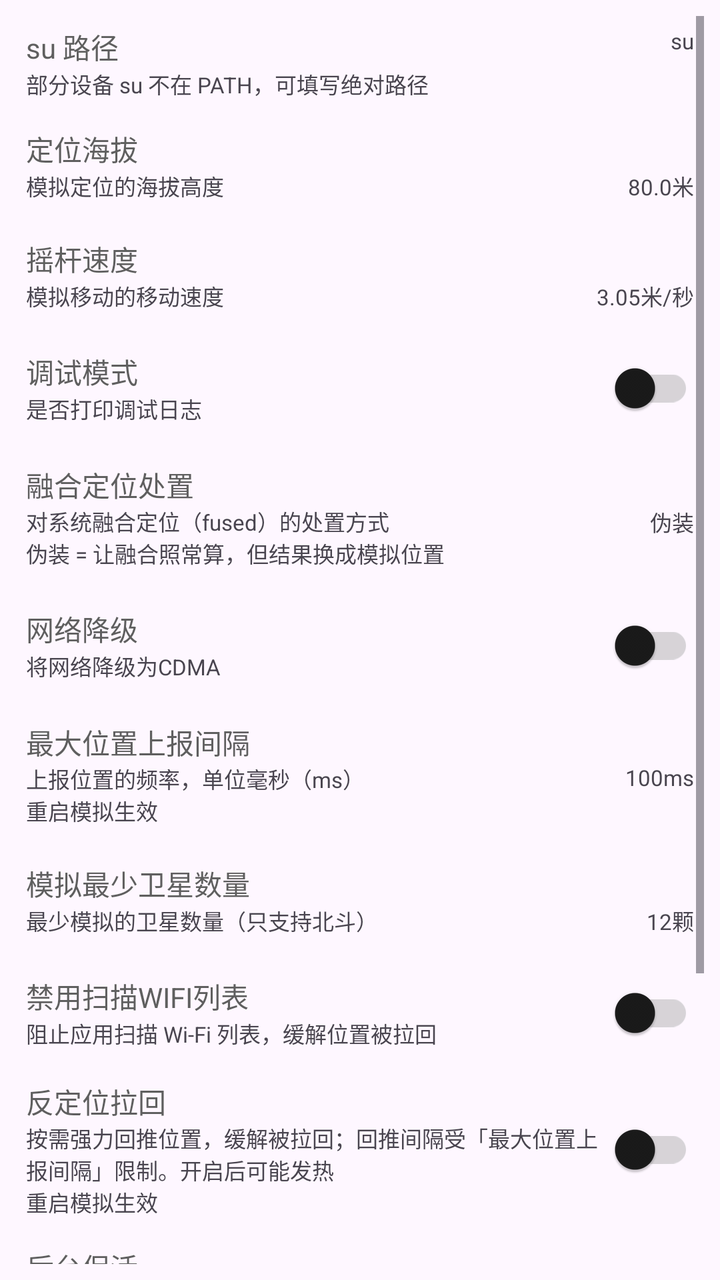
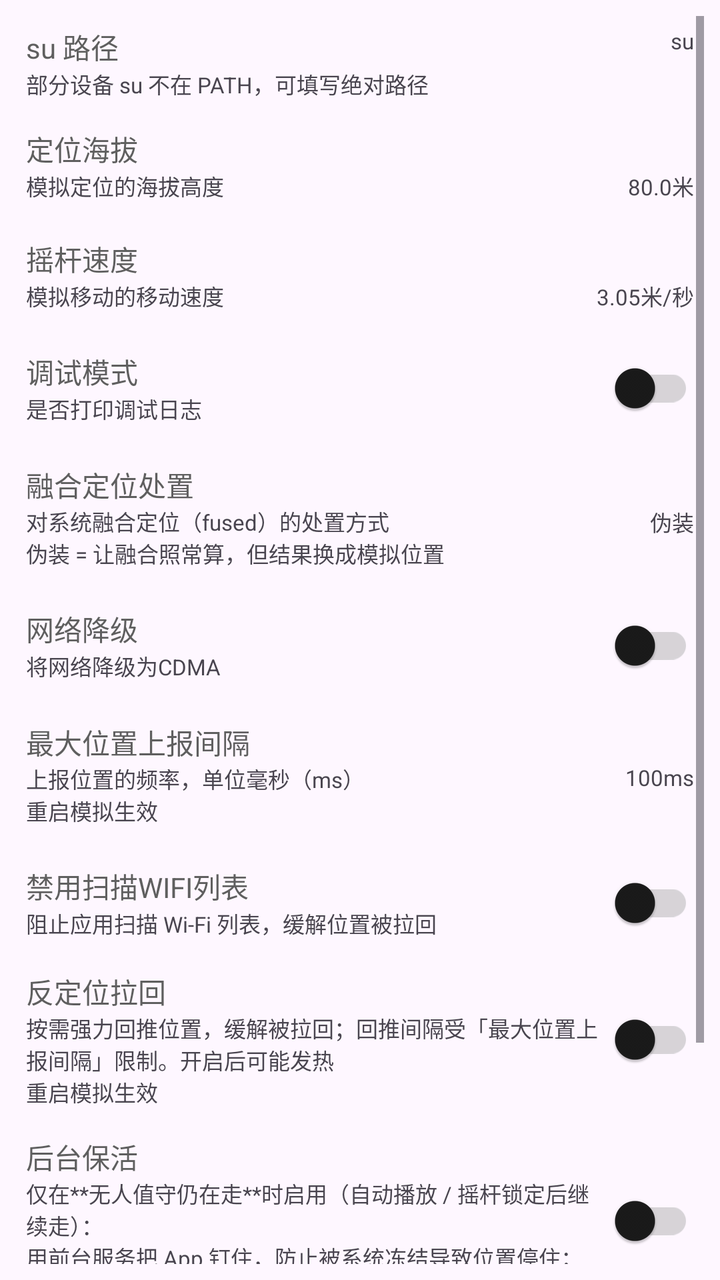

Two renders of the same Android screen: before a commit and after it. Below are the layout's source before the change and the commit's diff.
<!-- AndroidManifest.xml: application theme AppTheme -->
<!-- res/layout/fragment_settings.xml -->
<?xml version="1.0" encoding="utf-8"?>
<androidx.constraintlayout.widget.ConstraintLayout xmlns:android="http://schemas.android.com/apk/res/android"
    xmlns:app="http://schemas.android.com/apk/res-auto"
    xmlns:tools="http://schemas.android.com/tools"
    android:layout_width="match_parent"
    android:layout_height="match_parent"
    android:padding="8dp"
    tools:context=".ui.settings.SettingsFragment">

    <ScrollView
        android:layout_width="match_parent"
        android:layout_height="0dp"
        app:layout_constraintTop_toTopOf="parent"
        app:layout_constraintStart_toStartOf="parent">

        <LinearLayout
            android:layout_width="match_parent"
            android:layout_height="wrap_content"
            android:orientation="vertical">

            <androidx.constraintlayout.widget.ConstraintLayout
                android:id="@+id/su_path_layout"
                android:layout_width="match_parent"
                android:layout_height="wrap_content"
                android:padding="5dp">

                <com.google.android.material.textview.MaterialTextView
                    android:id="@+id/su_path_title"
                    android:layout_width="0dp"
                    android:layout_height="wrap_content"
                    android:text="su 路径"
                    android:textColor="?attr/colorOnSurfaceVariant"
                    app:layout_constraintStart_toStartOf="parent"
                    app:layout_constraintEnd_toStartOf="@id/su_path_value"
                    app:layout_constraintTop_toTopOf="parent" />

                <com.google.android.material.textview.MaterialTextView
                    android:id="@+id/su_path_desc"
                    android:layout_width="0dp"
                    android:layout_height="wrap_content"
                    android:text="部分设备 su 不在 PATH，可填写绝对路径"
                    android:textSize="11sp"
                    app:layout_constraintStart_toStartOf="parent"
                    app:layout_constraintEnd_toStartOf="@id/su_path_value"
                    app:layout_constraintTop_toBottomOf="@id/su_path_title" />

                <com.google.android.material.textview.MaterialTextView
                    android:id="@+id/su_path_value"
                    android:layout_width="120dp"
                    android:layout_height="wrap_content"
                    android:gravity="end"
                    android:text="su"
                    android:textSize="11sp"
                    app:layout_constraintTop_toTopOf="parent"
                    app:layout_constraintEnd_toEndOf="parent" />

            </androidx.constraintlayout.widget.ConstraintLayout>

            <LinearLayout
                android:id="@+id/selinux_layout"
                android:visibility="gone"
                android:layout_width="match_parent"
                android:layout_height="wrap_content"
                android:gravity="center_vertical"
                android:orientation="horizontal"
                android:padding="5dp">
                <LinearLayout
                    android:layout_width="0dp"
                    android:layout_height="wrap_content"
                    android:layout_weight="1"
                    android:orientation="vertical"
                    android:gravity="center_vertical">
                    <com.google.android.material.textview.MaterialTextView
                        android:layout_width="wrap_content"
                        android:layout_height="wrap_content"
                        android:text="@string/selinux"
                        android:textColor="?attr/colorOnSurfaceVariant" />
                    <com.google.android.material.textview.MaterialTextView
                        android:layout_width="wrap_content"
                        android:layout_height="wrap_content"
                        android:text="@string/need_open_selinux"
                        android:textSize="11sp" />
                </LinearLayout>
                <com.google.android.material.switchmaterial.SwitchMaterial
                    android:id="@+id/selinux_switch"
                    android:layout_width="wrap_content"
                    android:layout_height="wrap_content"
                    android:layout_gravity="center_vertical"/>
            </LinearLayout>

            <androidx.constraintlayout.widget.ConstraintLayout
                android:id="@+id/altitude_layout"
                android:layout_width="match_parent"
                android:layout_height="wrap_content"
                android:gravity="center_vertical"
                android:padding="5dp"
                android:layout_marginTop="4dp"
                android:layout_marginBottom="4dp">

                <com.google.android.material.textview.MaterialTextView
                    android:id="@+id/altitude_title"
                    android:layout_width="0dp"
                    android:layout_height="wrap_content"
                    android:text="@string/altitude"
                    android:textColor="?attr/colorOnSurfaceVariant"
                    app:layout_constraintStart_toStartOf="parent"
                    app:layout_constraintEnd_toStartOf="@id/altitude_value"
                    app:layout_constraintTop_toTopOf="parent"/>

                <com.google.android.material.textview.MaterialTextView
                    android:id="@+id/altitude_desc"
                    android:layout_width="0dp"
                    android:layout_height="wrap_content"
                    android:text="@string/altitude_desc"
                    android:textSize="11sp"
                    app:layout_constraintStart_toStartOf="parent"
                    app:layout_constraintEnd_toStartOf="@id/altitude_value"
                    app:layout_constraintTop_toBottomOf="@id/altitude_title"/>

                <com.google.android.material.textview.MaterialTextView
                    android:id="@+id/altitude_value"
                    android:layout_width="96dp"
                    android:layout_height="wrap_content"
                    android:gravity="end"
                    android:text="80.0米"
                    android:textSize="11sp"
                    app:layout_constraintTop_toBottomOf="@id/altitude_title"
                    app:layout_constraintEnd_toEndOf="parent" />

            </androidx.constraintlayout.widget.ConstraintLayout>

            <androidx.constraintlayout.widget.ConstraintLayout
                android:id="@+id/speed_layout"
                android:layout_width="match_parent"
                android:layout_height="wrap_content"
                android:gravity="center_vertical"
                android:padding="5dp"
                android:layout_marginTop="4dp"
                android:layout_marginBottom="4dp">

                <com.google.android.material.textview.MaterialTextView
                    android:id="@+id/speed_title"
                    android:layout_width="0dp"
                    android:layout_height="wrap_content"
                    android:text="@string/rocker_speed"
                    android:textColor="?attr/colorOnSurfaceVariant"
                    app:layout_constraintStart_toStartOf="parent"
                    app:layout_constraintEnd_toStartOf="@id/speed_value"
                    app:layout_constraintTop_toTopOf="parent"/>

                <com.google.android.material.textview.MaterialTextView
                    android:id="@+id/speed_desc"
                    android:layout_width="0dp"
                    android:layout_height="wrap_content"
                    android:text="@string/rocker_speed_desc"
                    android:textSize="11sp"
                    app:layout_constraintStart_toStartOf="parent"
                    app:layout_constraintEnd_toStartOf="@id/speed_value"
                    app:layout_constraintTop_toBottomOf="@id/speed_title"/>

                <com.google.android.material.textview.MaterialTextView
                    android:id="@+id/speed_value"
                    android:layout_width="96dp"
                    android:layout_height="wrap_content"
                    android:gravity="end"
                    android:text="3.05米/秒"
                    android:textSize="11sp"
                    app:layout_constraintTop_toBottomOf="@id/speed_title"
                    app:layout_constraintEnd_toEndOf="parent" />

            </androidx.constraintlayout.widget.ConstraintLayout>

            <LinearLayout
                android:id="@+id/debug_layout"
                android:layout_width="match_parent"
                android:layout_height="wrap_content"
                android:padding="5dp"
                android:gravity="center_vertical"
                android:orientation="horizontal">
                <LinearLayout
                    android:layout_width="0dp"
                    android:layout_height="wrap_content"
                    android:layout_weight="1"
                    android:orientation="vertical"
                    android:gravity="center_vertical">
                    <com.google.android.material.textview.MaterialTextView
                        android:layout_width="wrap_content"
                        android:layout_height="wrap_content"
                        android:text="@string/debug"
                        android:textColor="?attr/colorOnSurfaceVariant" />
                    <com.google.android.material.textview.MaterialTextView
                        android:layout_width="wrap_content"
                        android:layout_height="wrap_content"
                        android:text="@string/debug_desc"
                        android:textSize="11sp" />
                </LinearLayout>
                <com.google.android.material.switchmaterial.SwitchMaterial
                    android:id="@+id/debug_switch"
                    android:layout_width="wrap_content"
                    android:layout_height="wrap_content"
                    android:layout_gravity="center_vertical"/>
            </LinearLayout>

            
            <androidx.constraintlayout.widget.ConstraintLayout
                android:id="@+id/dfused_layout"
                android:layout_width="match_parent"
                android:layout_height="wrap_content"
                android:gravity="center_vertical"
                android:padding="5dp"
                android:layout_marginTop="4dp"
                android:layout_marginBottom="4dp">

                <com.google.android.material.textview.MaterialTextView
                    android:id="@+id/dfused_title"
                    android:layout_width="0dp"
                    android:layout_height="wrap_content"
                    android:text="@string/dfused"
                    android:textColor="?attr/colorOnSurfaceVariant"
                    app:layout_constraintStart_toStartOf="parent"
                    app:layout_constraintEnd_toStartOf="@id/dfused_value"
                    app:layout_constraintTop_toTopOf="parent"/>

                <com.google.android.material.textview.MaterialTextView
                    android:id="@+id/dfused_desc"
                    android:layout_width="0dp"
                    android:layout_height="wrap_content"
                    android:text="@string/dfused_desc"
                    android:textSize="11sp"
                    app:layout_constraintStart_toStartOf="parent"
                    app:layout_constraintEnd_toStartOf="@id/dfused_value"
                    app:layout_constraintTop_toBottomOf="@id/dfused_title"/>

                <com.google.android.material.textview.MaterialTextView
                    android:id="@+id/dfused_value"
                    android:layout_width="96dp"
                    android:layout_height="wrap_content"
                    android:gravity="end"
                    android:text="伪装"
                    android:textSize="11sp"
                    app:layout_constraintTop_toBottomOf="@id/dfused_title"
                    app:layout_constraintEnd_toEndOf="parent" />

            </androidx.constraintlayout.widget.ConstraintLayout>

            <LinearLayout
                android:id="@+id/cdma_layout"
                android:layout_width="match_parent"
                android:layout_height="wrap_content"
                android:gravity="center_vertical"
                android:padding="5dp"
                android:orientation="horizontal">
                <LinearLayout
                    android:layout_width="0dp"
                    android:layout_height="wrap_content"
                    android:layout_weight="1"
                    android:orientation="vertical"
                    android:gravity="center_vertical">
                    <com.google.android.material.textview.MaterialTextView
                        android:layout_width="wrap_content"
                        android:layout_height="wrap_content"
                        android:text="@string/cdma"
                        android:textColor="?attr/colorOnSurfaceVariant" />
                    <com.google.android.material.textview.MaterialTextView
                        android:layout_width="wrap_content"
                        android:layout_height="wrap_content"
                        android:text="@string/cdma_desc"
                        android:textSize="11sp" />
                </LinearLayout>
                <com.google.android.material.switchmaterial.SwitchMaterial
                    android:id="@+id/cdma_switch"
                    android:layout_width="wrap_content"
                    android:layout_height="wrap_content"
                    android:layout_gravity="center_vertical"/>
            </LinearLayout>

            <androidx.constraintlayout.widget.ConstraintLayout
                android:id="@+id/report_duration_layout"
                android:layout_width="match_parent"
                android:layout_height="wrap_content"
                android:gravity="center_vertical"
                android:padding="5dp"
                android:layout_marginTop="4dp"
                android:layout_marginBottom="4dp">

                <com.google.android.material.textview.MaterialTextView
                    android:id="@+id/report_duration_title"
                    android:layout_width="0dp"
                    android:layout_height="wrap_content"
                    android:text="@string/item_report_duration_title"
                    android:textColor="?attr/colorOnSurfaceVariant"
                    app:layout_constraintStart_toStartOf="parent"
                    app:layout_constraintEnd_toStartOf="@id/report_duration_value"
                    app:layout_constraintTop_toTopOf="parent"/>

                <com.google.android.material.textview.MaterialTextView
                    android:id="@+id/report_duration_desc"
                    android:layout_width="0dp"
                    android:layout_height="wrap_content"
                    android:text="@string/item_report_duration_desc"
                    android:textSize="11sp"
                    app:layout_constraintStart_toStartOf="parent"
                    app:layout_constraintEnd_toStartOf="@id/report_duration_value"
                    app:layout_constraintTop_toBottomOf="@id/report_duration_title"/>

                <com.google.android.material.textview.MaterialTextView
                    android:id="@+id/report_duration_value"
                    android:layout_width="96dp"
                    android:layout_height="wrap_content"
                    android:gravity="end"
                    android:text="@string/item_report_duration_value"
                    android:textSize="11sp"
                    app:layout_constraintTop_toBottomOf="@id/report_duration_title"
                    app:layout_constraintEnd_toEndOf="parent" />

            </androidx.constraintlayout.widget.ConstraintLayout>


            <androidx.constraintlayout.widget.ConstraintLayout
                android:id="@+id/satellite_count_layout"
                android:layout_width="match_parent"
                android:layout_height="wrap_content"
                android:gravity="center_vertical"
                android:padding="5dp"
                android:layout_marginTop="4dp"
                android:layout_marginBottom="4dp">

                <com.google.android.material.textview.MaterialTextView
                    android:id="@+id/satellite_count_title"
                    android:layout_width="0dp"
                    android:layout_height="wrap_content"
                    android:text="模拟最少卫星数量"
                    android:textColor="?attr/colorOnSurfaceVariant"
                    app:layout_constraintStart_toStartOf="parent"
                    app:layout_constraintEnd_toStartOf="@id/satellite_count_value"
                    app:layout_constraintTop_toTopOf="parent"/>

                <com.google.android.material.textview.MaterialTextView
                    android:id="@+id/satellite_count_desc"
                    android:layout_width="0dp"
                    android:layout_height="wrap_content"
                    android:text="最少模拟的卫星数量（只支持北斗）"
                    android:textSize="11sp"
                    app:layout_constraintStart_toStartOf="parent"
                    app:layout_constraintEnd_toStartOf="@id/satellite_count_value"
                    app:layout_constraintTop_toBottomOf="@id/satellite_count_title"/>

                <com.google.android.material.textview.MaterialTextView
                    android:id="@+id/satellite_count_value"
                    android:layout_width="96dp"
                    android:layout_height="wrap_content"
                    android:gravity="end"
                    android:text="12颗"
                    android:textSize="11sp"
                    app:layout_constraintTop_toBottomOf="@id/satellite_count_title"
                    app:layout_constraintEnd_toEndOf="parent" />

            </androidx.constraintlayout.widget.ConstraintLayout>

            <LinearLayout
                android:id="@+id/disable_wlan_scan_layout"
                android:layout_width="match_parent"
                android:layout_height="wrap_content"
                android:gravity="center_vertical"
                android:padding="5dp"
                android:orientation="horizontal">
                <LinearLayout
                    android:layout_width="0dp"
                    android:layout_height="wrap_content"
                    android:layout_weight="1"
                    android:orientation="vertical"
                    android:gravity="center_vertical">
                    <com.google.android.material.textview.MaterialTextView
                        android:layout_width="wrap_content"
                        android:layout_height="wrap_content"
                        android:text="禁用扫描WIFI列表"
                        android:textColor="?attr/colorOnSurfaceVariant" />
                    <com.google.android.material.textview.MaterialTextView
                        android:layout_width="wrap_content"
                        android:layout_height="wrap_content"
                        android:text="阻止应用扫描 Wi-Fi 列表，缓解位置被拉回"
                        android:textSize="11sp" />
                </LinearLayout>
                <com.google.android.material.switchmaterial.SwitchMaterial
                    android:id="@+id/disable_wlan_scan_switch"
                    android:layout_width="wrap_content"
                    android:layout_height="wrap_content"
                    android:layout_gravity="center_vertical"/>
            </LinearLayout>

            <LinearLayout
                android:id="@+id/loop_broadcast_location_layout"
                android:layout_width="match_parent"
                android:layout_height="wrap_content"
                android:gravity="center_vertical"
                android:padding="5dp"
                android:orientation="horizontal">
                <LinearLayout
                    android:layout_width="0dp"
                    android:layout_height="wrap_content"
                    android:layout_weight="1"
                    android:orientation="vertical"
                    android:gravity="center_vertical">
                    <com.google.android.material.textview.MaterialTextView
                        android:layout_width="wrap_content"
                        android:layout_height="wrap_content"
                        android:text="反定位拉回"
                        android:textColor="?attr/colorOnSurfaceVariant" />
                    <com.google.android.material.textview.MaterialTextView
                        android:layout_width="wrap_content"
                        android:layout_height="wrap_content"
                        android:text="按需强力回推位置，缓解被拉回；回推间隔受「最大位置上报间隔」限制。开启后可能发热\n重启模拟生效"
                        android:textSize="11sp" />
                </LinearLayout>
                <com.google.android.material.switchmaterial.SwitchMaterial
                    android:id="@+id/loop_broadcast_location_switch"
                    android:layout_width="wrap_content"
                    android:layout_height="wrap_content"
                    android:layout_gravity="center_vertical"/>
            </LinearLayout>

            
            <LinearLayout
                android:id="@+id/keep_alive_layout"
                android:layout_width="match_parent"
                android:layout_height="wrap_content"
                android:layout_marginTop="4dp"
                android:layout_marginBottom="4dp"
                android:gravity="center_vertical"
                android:orientation="horizontal"
                android:padding="5dp">
                <LinearLayout
                    android:layout_width="0dp"
                    android:layout_height="wrap_content"
                    android:layout_weight="1"
                    android:gravity="center_vertical"
                    android:orientation="vertical">
                    <com.google.android.material.textview.MaterialTextView
                        android:layout_width="wrap_content"
                        android:layout_height="wrap_content"
                        android:text="后台保活"
                        android:textColor="?attr/colorOnSurfaceVariant" />
                    <com.google.android.material.textview.MaterialTextView
                        android:layout_width="wrap_content"
                        android:layout_height="wrap_content"
                        android:text="仅在**无人值守仍在走**时启用（自动播放 / 摇杆锁定后继续走）：\n用前台服务把 App 钉住，防止被系统冻结导致位置停住；空闲时按系统默认省电"
                        android:textSize="11sp" />
                </LinearLayout>
                <com.google.android.material.switchmaterial.SwitchMaterial
                    android:id="@+id/keep_alive_switch"
                    android:layout_width="wrap_content"
                    android:layout_height="wrap_content"
                    android:layout_gravity="center_vertical"/>
            </LinearLayout>

            
            <LinearLayout
                android:id="@+id/battery_optimization_layout"
                android:layout_width="match_parent"
                android:layout_height="wrap_content"
                android:gravity="center_vertical"
                android:orientation="horizontal"
                android:padding="5dp">
                <LinearLayout
                    android:layout_width="0dp"
                    android:layout_height="wrap_content"
                    android:layout_weight="1"
                    android:gravity="center_vertical"
                    android:orientation="vertical">
                    <com.google.android.material.textview.MaterialTextView
                        android:layout_width="wrap_content"
                        android:layout_height="wrap_content"
                        android:text="电池优化白名单"
                        android:textColor="?attr/colorOnSurfaceVariant" />
                    <com.google.android.material.textview.MaterialTextView
                        android:id="@+id/battery_optimization_state"
                        android:layout_width="wrap_content"
                        android:layout_height="wrap_content"
                        android:text="读取中…"
                        android:textSize="11sp" />
                </LinearLayout>
            </LinearLayout>

            <LinearLayout
                android:id="@+id/allow_landscape_layout"
                android:layout_width="match_parent"
                android:layout_height="wrap_content"
                android:gravity="center_vertical"
                android:padding="5dp"
                android:orientation="horizontal">
                <LinearLayout
                    android:layout_width="0dp"
                    android:layout_height="wrap_content"
                    android:layout_weight="1"
                    android:orientation="vertical"
                    android:gravity="center_vertical">
                    <com.google.android.material.textview.MaterialTextView
                        android:layout_width="wrap_content"
                        android:layout_height="wrap_content"
                        android:text="@string/allow_landscape"
                        android:textColor="?attr/colorOnSurfaceVariant" />
                    <com.google.android.material.textview.MaterialTextView
                        android:layout_width="wrap_content"
                        android:layout_height="wrap_content"
                        android:text="@string/allow_landscape_desc"
                        android:textSize="11sp" />
                </LinearLayout>
                <com.google.android.material.switchmaterial.SwitchMaterial
                    android:id="@+id/allow_landscape_switch"
                    android:layout_width="wrap_content"
                    android:layout_height="wrap_content"
                    android:layout_gravity="center_vertical"/>
            </LinearLayout>

        </LinearLayout>

    </ScrollView>
</androidx.constraintlayout.widget.ConstraintLayout>
<!-- resources referenced by this layout -->
<resources>
  <string name="allow_landscape">允许横屏</string>
  <string name="allow_landscape_desc">横屏下部分界面可能显示异常</string>
  <string name="altitude">定位海拔</string>
  <string name="altitude_desc">模拟定位的海拔高度</string>
  <string name="cdma">网络降级</string>
  <string name="cdma_desc">将网络降级为CDMA</string>
  <string name="debug">调试模式</string>
  <string name="debug_desc">是否打印调试日志</string>
  <string name="dfused">融合定位处置</string>
  <string name="dfused_desc">对系统融合定位（fused）的处置方式\n伪装 = 让融合照常算，但结果换成模拟位置</string>
  <string name="item_report_duration_desc">上报位置的频率，单位毫秒（ms）\n重启模拟生效</string>
  <string name="item_report_duration_title">最大位置上报间隔</string>
  <string name="item_report_duration_value">100ms</string>
  <string name="need_open_selinux">是否开启SELinux</string>
  <string name="rocker_speed">摇杆速度</string>
  <string name="rocker_speed_desc">模拟移动的移动速度</string>
  <string name="selinux">SELinux</string>
  <style name="AppTheme" parent="Theme.Material3.Light.NoActionBar">
          
          <item name="colorPrimary">#5F5F5F</item>
          <item name="colorOnPrimary">#FFFFFF</item>
          <item name="colorPrimaryContainer">#E0E0E0</item>
          <item name="colorOnPrimaryContainer">#1E1E1E</item>
          <item name="colorSecondary">#494949</item>
          <item name="colorOnSecondary">#FFFFFF</item>
          <item name="colorSecondaryContainer">#E7E7E7</item>
          <item name="colorOnSecondaryContainer">#2A2A2A</item>
          <item name="colorSurface">#FFFFFF</item>
          <item name="colorOnSurface">#1A1A1A</item>
          <item name="colorSurfaceVariant">#F0F0F0</item>
          <item name="colorOnSurfaceVariant">#5F5F5F</item>
          <item name="colorOutline">#747474</item>
  
          
          <item name="portalFabIconTint">#1A1A1A</item>
  
          
          <item name="android:statusBarColor">@android:color/transparent</item>
          <item name="android:windowDrawsSystemBarBackgrounds">true</item>
          <item name="android:windowTranslucentStatus">true</item>
          <item name="windowActionModeOverlay">true</item>
          <item name="windowActionBar">false</item>
          <item name="windowNoTitle">true</item>
  
          
          <item name="searchViewStyle">@style/Portal.SearchViewStyle</item>
          <item name="sliderStyle">@style/Portal.SliderTheme</item>
          <item name="android:popupMenuStyle">@style/PortalPopupMenuStyle</item>
          
          <item name="switchStyle">@style/Portal.SwitchStyle</item>
      </style>
  <style name="Portal.SearchViewStyle" parent="Widget.AppCompat.SearchView" />
  <style name="Portal.SliderTheme" parent="Widget.Material3.Slider" />
  <style name="PortalPopupMenuStyle" parent="Widget.Material3.PopupMenu">
          <item name="android:popupAnimationStyle">@style/PortalPopupAnimation</item>
      </style>
  <style name="Portal.SwitchStyle" parent="Widget.Material3.CompoundButton.Switch">
          <item name="useMaterialThemeColors">true</item>
          <item name="trackTint">@color/switch_track_tint</item>
      </style>
  <style name="PortalPopupAnimation">
          <item name="android:windowEnterAnimation">@anim/popup_in_top_end</item>
          <item name="android:windowExitAnimation">@anim/popup_out_top_end</item>
      </style>
</resources>

<!-- the commit's change to res/layout/fragment_settings.xml (unified diff, before → after) -->
@@ -316,47 +316,6 @@
             </androidx.constraintlayout.widget.ConstraintLayout>
 
 
-            <androidx.constraintlayout.widget.ConstraintLayout
-                android:id="@+id/satellite_count_layout"
-                android:layout_width="match_parent"
-                android:layout_height="wrap_content"
-                android:gravity="center_vertical"
-                android:padding="5dp"
-                android:layout_marginTop="4dp"
-                android:layout_marginBottom="4dp">
-
-                <com.google.android.material.textview.MaterialTextView
-                    android:id="@+id/satellite_count_title"
-                    android:layout_width="0dp"
-                    android:layout_height="wrap_content"
-                    android:text="模拟最少卫星数量"
-                    android:textColor="?attr/colorOnSurfaceVariant"
-                    app:layout_constraintStart_toStartOf="parent"
-                    app:layout_constraintEnd_toStartOf="@id/satellite_count_value"
-                    app:layout_constraintTop_toTopOf="parent"/>
-
-                <com.google.android.material.textview.MaterialTextView
-                    android:id="@+id/satellite_count_desc"
-                    android:layout_width="0dp"
-                    android:layout_height="wrap_content"
-                    android:text="最少模拟的卫星数量（只支持北斗）"
-                    android:textSize="11sp"
-                    app:layout_constraintStart_toStartOf="parent"
-                    app:layout_constraintEnd_toStartOf="@id/satellite_count_value"
-                    app:layout_constraintTop_toBottomOf="@id/satellite_count_title"/>
-
-                <com.google.android.material.textview.MaterialTextView
-                    android:id="@+id/satellite_count_value"
-                    android:layout_width="96dp"
-                    android:layout_height="wrap_content"
-                    android:gravity="end"
-                    android:text="12颗"
-                    android:textSize="11sp"
-                    app:layout_constraintTop_toBottomOf="@id/satellite_count_title"
-                    app:layout_constraintEnd_toEndOf="parent" />
-
-            </androidx.constraintlayout.widget.ConstraintLayout>
-
             <LinearLayout
                 android:id="@+id/disable_wlan_scan_layout"
                 android:layout_width="match_parent"
